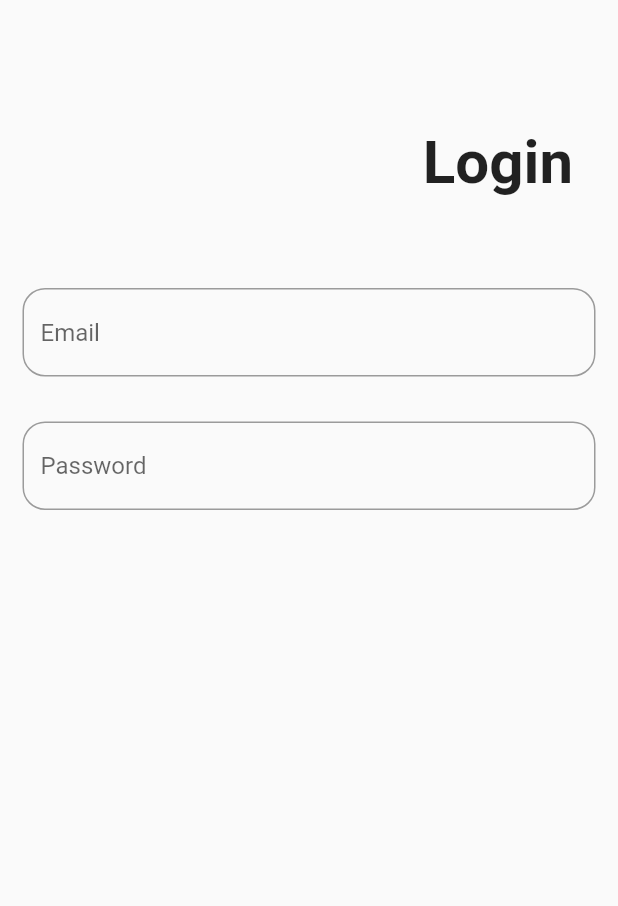
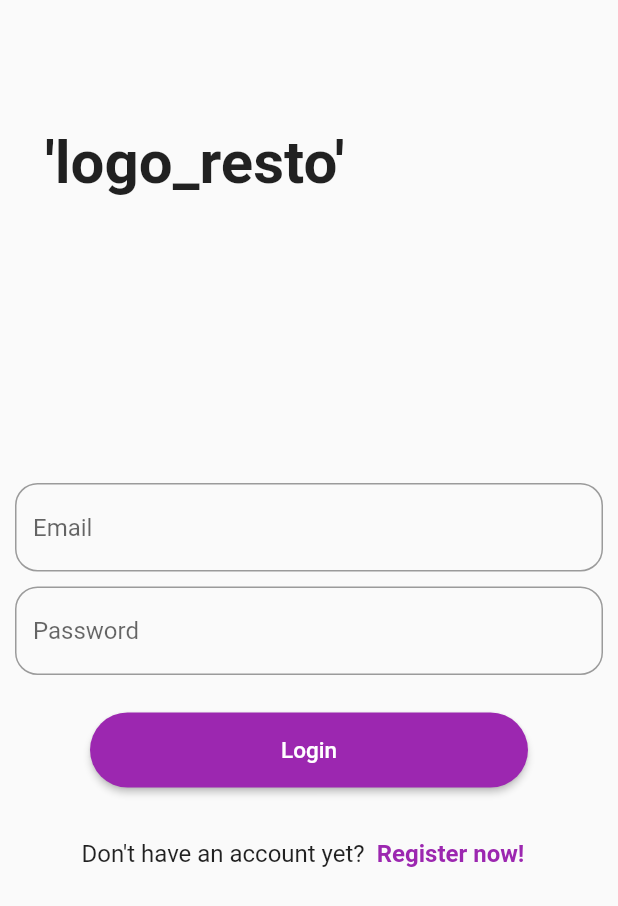
Before and after one commit to MichelPT/Dine-in-Order-App, a Flutter app: the screen it shows after launch, on a phone screen of 412 x 824 dp. Shown: the top 906 px of the screen. Run offline on Flutter 3.47's test engine with Material 2 defaults, Android fonts, the phone set to English and light mode, and no system bars; our stand-ins replace get.

Commit message:
udpates on login screen

```diff
--- a/lib/constants/routeConstant.dart
+++ b/lib/constants/route_constant.dart
@@ -1,5 +1,6 @@
 abstract class PagesRoute {
   static const loginPage = '/login_page';
   static const registerPage = '/register_page';
+  static const homePage = '/home_page';
   static const unknownPage = '/unknown_page';
 }
--- a/lib/controllers/routeController.dart
+++ b/lib/controllers/routeController.dart
@@ -1,5 +1,6 @@
 import 'package:get/get.dart';
-import 'package:getx_project/constants/routeConstant.dart';
+import 'package:getx_project/constants/route_constant.dart';
+import 'package:getx_project/pages/homeScreen.dart';
 import 'package:getx_project/pages/loginScreen.dart';
 import 'package:getx_project/pages/registerScreen.dart';
 
@@ -7,5 +8,6 @@ class PageRouteController {
   static var pages = [
     GetPage(name: PagesRoute.loginPage, page: () => loginScreen()),
     GetPage(name: PagesRoute.registerPage, page: () => registerScreen()),
+    GetPage(name: PagesRoute.homePage, page: () => HomeScreen()),
     ];
 }
--- a/lib/main.dart
+++ b/lib/main.dart
@@ -1,9 +1,8 @@
 import 'package:flutter/material.dart';
 import 'package:get/get.dart';
-import 'package:getx_project/constants/routeConstant.dart';
+import 'package:getx_project/constants/route_constant.dart';
 import 'package:getx_project/controllers/routeController.dart';
 import 'package:getx_project/pages/NotFound.dart';
-import 'package:getx_project/pages/loginScreen.dart';
 
 void main() {
   runApp(const MyApp());
--- a/lib/pages/NotFound.dart
+++ b/lib/pages/NotFound.dart
@@ -1,12 +1,10 @@
 import 'package:flutter/material.dart';
-import 'package:flutter/src/foundation/key.dart';
-import 'package:flutter/src/widgets/framework.dart';
 
 class NotFound extends StatelessWidget {
 
   @override
   Widget build(BuildContext context) {
-    return Scaffold(
+    return const Scaffold(
       body: Center(
         child: Text("Page Not Found"),
       )
--- a/lib/pages/loginScreen.dart
+++ b/lib/pages/loginScreen.dart
@@ -1,6 +1,8 @@
 import 'package:flutter/material.dart';
 import 'package:flutter/src/foundation/key.dart';
 import 'package:flutter/src/widgets/framework.dart';
+import 'package:get/get.dart';
+import 'package:getx_project/constants/route_constant.dart';
 
 class loginScreen extends StatefulWidget {
   const loginScreen({Key? key}) : super(key: key);
@@ -22,19 +24,19 @@ class _loginScreenState extends State<loginScreen> {
 
             Padding(
               padding: EdgeInsets.all(30),
-              child: Text("Login",
+              child: Text("\'logo_resto\'",
                 style:
                   TextStyle(
                   fontWeight: FontWeight.bold,
                   fontSize: 40),
-                textDirection: TextDirection.rtl,
+
                 ),
               ),
 
-            SizedBox(height:15),
+            SizedBox(height:155),
 
             Padding(
-              padding: EdgeInsets.all(15),
+              padding: EdgeInsets.symmetric(vertical: 5, horizontal: 10),
               child: TextField(
                 keyboardType: TextInputType.emailAddress,
                 decoration: InputDecoration(
@@ -51,7 +53,7 @@ class _loginScreenState extends State<loginScreen> {
 
 
             Padding(
-              padding: EdgeInsets.all(15),
+              padding: EdgeInsets.symmetric(vertical: 5, horizontal: 10),
               child: TextField(
                 obscureText: true,
                 keyboardType: TextInputType.emailAddress,
@@ -66,6 +68,46 @@ class _loginScreenState extends State<loginScreen> {
                 ),
                 ),
               ),
+
+              Padding(
+              padding: EdgeInsets.symmetric(vertical: 20, horizontal: 60),
+              child: ElevatedButton(
+                onPressed:() {
+                  Get.toNamed(PagesRoute.homePage);
+                },
+                child:Text("Login",
+                style: TextStyle(
+                  fontSize: 15
+                ),),
+                style: ButtonStyle(
+                  shape: MaterialStateProperty.all(RoundedRectangleBorder(borderRadius: BorderRadius.circular(25))),
+                  fixedSize: MaterialStateProperty.all(Size(80, 50))
+              )
+              )
+              ),
+
+              Center(
+                child: Row(
+                mainAxisAlignment: MainAxisAlignment.center,
+                children: [
+                  Text("Don't have an account yet?",
+                  style: TextStyle(
+                    fontSize: 16
+                  )
+                  ),
+                  TextButton(
+                    onPressed:() {
+                      Get.toNamed(PagesRoute.registerPage);
+                    },
+                    child:Text("Register now!",
+                     style: TextStyle(
+                    fontSize: 16,
+                    fontWeight: FontWeight.bold
+                  )))
+                ],
+              )
+              )
+
           ],
         )
         )
```
Also changed, not shown: lib/pages/homeScreen.dart (added, +19 -0 lines).
